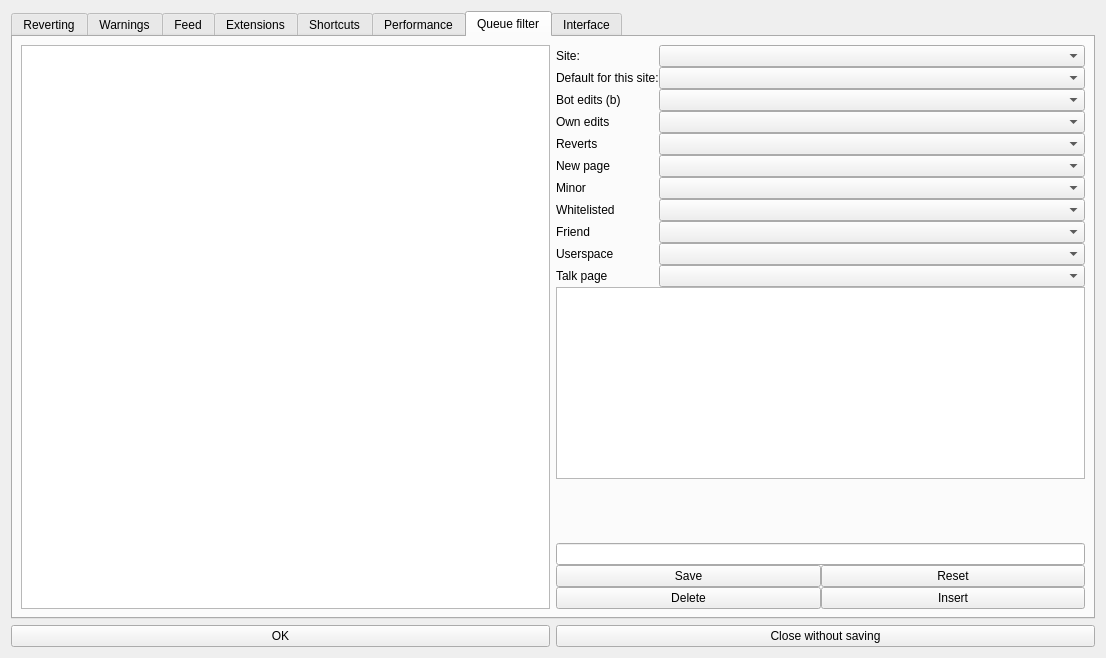
huggle/huggle3-qt-lx, file huggle/preferences.ui: the form before one commit.
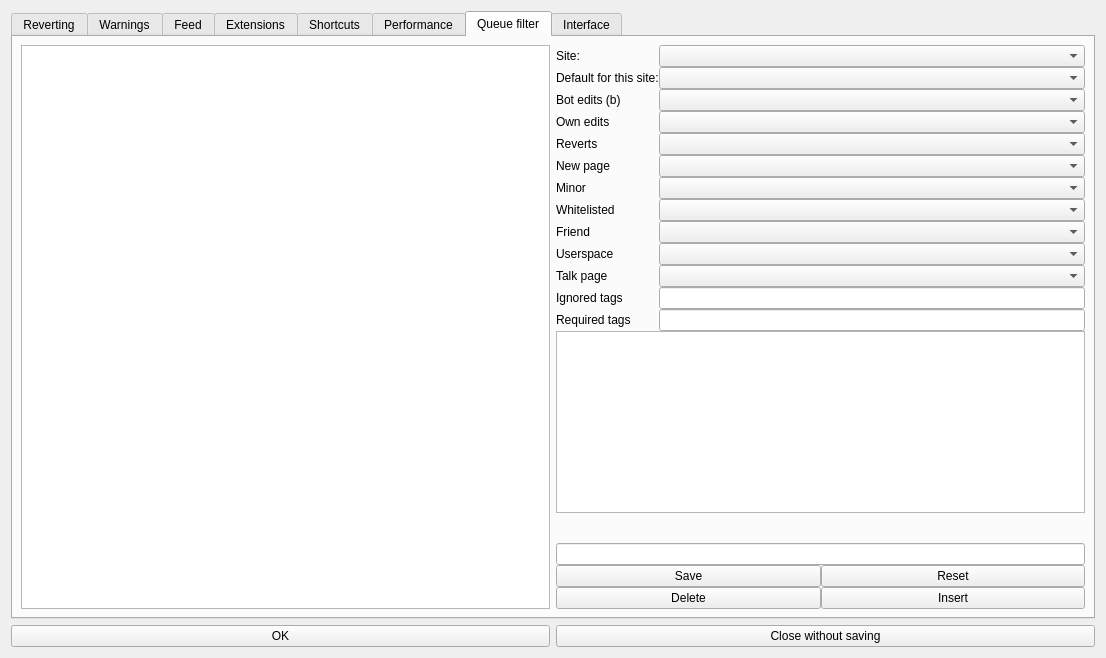
The form after the commit. The open tabs and pages were chosen to show the change. Icons and pictures are not drawn.

Commit message: Huggle filters now support edit tags

The edit to the form file:
```diff
--- a/huggle/preferences.ui
+++ b/huggle/preferences.ui
@@ -684,6 +684,26 @@
              </property>
             </widget>
            </item>
+           <item row="12" column="0">
+            <widget class="QLabel" name="lFilterIgnoredTags">
+             <property name="text">
+              <string>Ignored tags</string>
+             </property>
+            </widget>
+           </item>
+           <item row="13" column="0">
+            <widget class="QLabel" name="lRequiredTags">
+             <property name="text">
+              <string>Required tags</string>
+             </property>
+            </widget>
+           </item>
+           <item row="12" column="1">
+            <widget class="QLineEdit" name="leIgnoredTags"/>
+           </item>
+           <item row="13" column="1">
+            <widget class="QLineEdit" name="leRequiredTags"/>
+           </item>
           </layout>
          </item>
          <item>
```
The commit also changes 6 other files.
